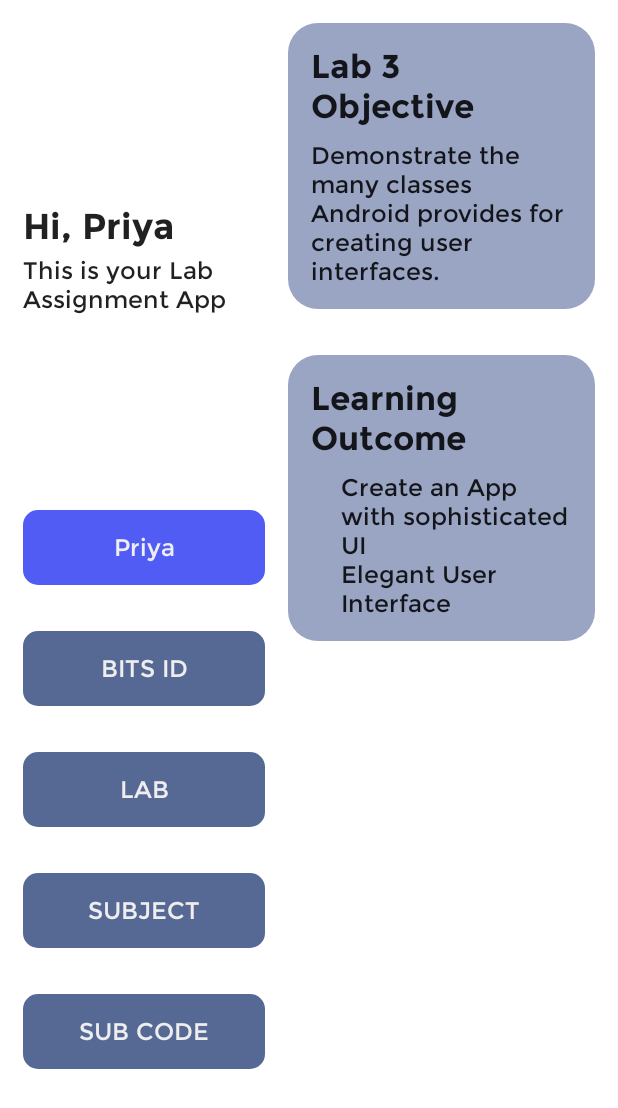
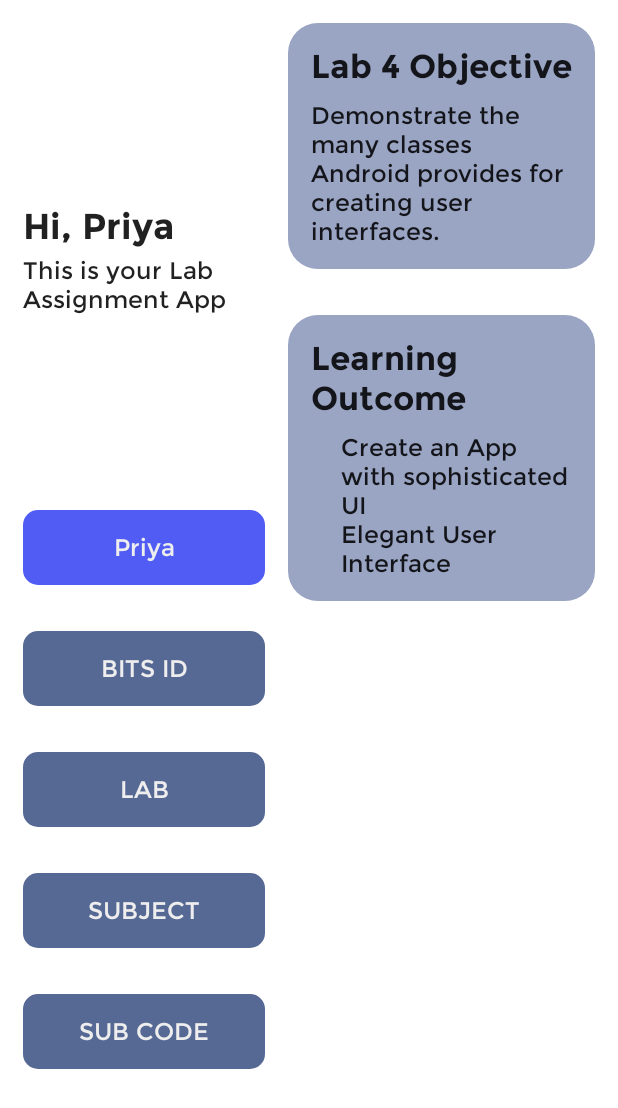
Before and after one commit to sivadotc/Priya-Lab-Assignment, an Android app built with Jetpack Compose: the composable HomeMediumScreen shown on its own in the app's theme, on a phone screen of 412 x 824 dp. Shown: the top 1108 px of the screen. Run offline under Robolectric (Android 15) with nearby library versions, the phone set to English and light mode, and no system bars.

Commit message:
lab 4 final commit

```diff
--- a/app/src/main/java/com/example/priyalabassignment/HomeCompactScreen.kt
+++ b/app/src/main/java/com/example/priyalabassignment/HomeCompactScreen.kt
@@ -27,7 +27,7 @@ import com.example.priyalabassignment.ui.theme.Typography
 fun HomeCompactScreen(){
     Column {
         GreetingSection(name = "Priya")
-        ChipSection(chips = listOf("Priya","2019WA86196","Lab 3","SDPD","CSIWZ424"))
+        ChipSection(chips = listOf("Priya","2019WA86196","Lab 4","SDPD","CSIWZC424"))
         ObjectiveSection()
         CurrentLabSection()
     }
@@ -126,7 +126,7 @@ fun ObjectiveSection() {
                 .fillMaxWidth()
         ) {
             Text(
-                text = "Lab 3 Objective",
+                text = "Lab 4 Objective",
                 style = Typography.h1
             )
             Spacer(modifier = Modifier.height(10.dp))
--- a/app/src/main/java/com/example/priyalabassignment/HomeMediumScreen.kt
+++ b/app/src/main/java/com/example/priyalabassignment/HomeMediumScreen.kt
@@ -25,7 +25,7 @@ fun HomeMediumScreen() {
             .weight(0.75f)
             .fillMaxSize(), verticalArrangement = Arrangement.SpaceEvenly) {
             GreetingSection(name = "Priya")
-            ChipSectionMedium(chips = listOf("Priya","2019WA86196","Lab 3","SDPD","CSIWZ424"))
+            ChipSectionMedium(chips = listOf("Priya","2019WA86196","Lab 4","SDPD","CSIWZC424"))
 
         }
         Column(modifier = Modifier
```
